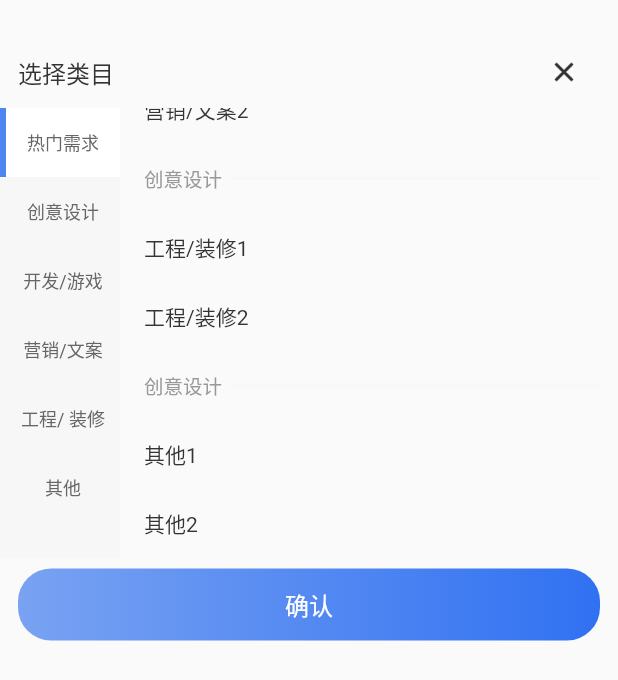
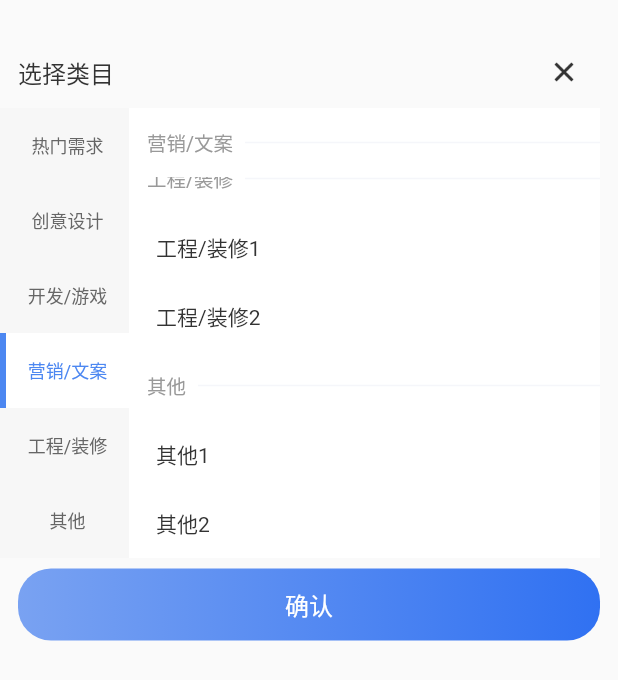
Before and after one commit to songxing10000/myflutter, a Flutter app: the SelectCategorySheet widget shown alone on an empty page, opened directly, scrolled down 620 dp, on a phone screen of 412 x 824 dp. Shown: the top 680 px of the screen. Run offline on Flutter 3.47's test engine with Material 2 defaults, Android fonts, the phone set to English and light mode, and no system bars; missing offline and left inert: extended_tabs; Roboto replaces fonts that are missing (PingFangSC-Medium, PingFangSC-Regular).

Commit message:
修改LinkageView 源码 实现了简单的效果

```diff
--- a/lib/SelectCategorySheet.dart
+++ b/lib/SelectCategorySheet.dart
@@ -1,29 +1,7 @@
 import 'package:flutter/material.dart';
+import 'linkage_view.dart';
 
-// ignore: must_be_immutable
 class SelectCategorySheet extends StatefulWidget {
-  List<String> leftStrs = ["热门需求", '创意设计', '开发/游戏', '营销/文案', '工程/ 装修', '其他'];
-  List<Map<String, List<String>>> leftDicts = [
-    {
-      "热门需求": ["热门需求1", "热门需求2"]
-    },
-    {
-      "创意设计": ["LOGO设计", "VI系统设计", "包装设计", "PPT设计"]
-    },
-    {
-      "开发/游戏": ["APP定制开发", "开发/游戏2"]
-    },
-    {
-      "营销/文案": ["营销/文案1", "营销/文案2"]
-    },
-    {
-      "工程/装修": ["工程/装修1", "工程/装修2"]
-    },
-    {
-      "其他": ["其他1", "其他2"]
-    },
-  ];
-  int leftSelectedIdx = 0;
   SelectCategorySheet({Key? key}) : super(key: key);
 
   @override
@@ -31,54 +9,36 @@ class SelectCategorySheet extends StatefulWidget {
 }
 
 class _SelectCategorySheetState extends State<SelectCategorySheet> {
+  late List<BaseItem> myitems;
+  void initState() {
+    super.initState();
+
+    myitems = [
+      BaseItem(isHeader: true, header: "热门需求"),
+      BaseItem(isHeader: false, title: "热门需求1"),
+      BaseItem(isHeader: false, title: "热门需求2"),
+      BaseItem(isHeader: true, header: "创意设计"),
+      BaseItem(isHeader: false, title: "LOGO设计"),
+      BaseItem(isHeader: false, title: "VI系统设计"),
+      BaseItem(isHeader: false, title: "包装设计"),
+      BaseItem(isHeader: false, title: "PPT设计"),
+      BaseItem(isHeader: true, header: "开发/游戏"),
+      BaseItem(isHeader: false, title: "APP定制开发"),
+      BaseItem(isHeader: false, title: "开发/游戏2"),
+      BaseItem(isHeader: true, header: "营销/文案"),
+      BaseItem(isHeader: false, title: "营销/文案1"),
+      BaseItem(isHeader: false, title: "营销/文案2"),
+      BaseItem(isHeader: true, header: "工程/装修"),
+      BaseItem(isHeader: false, title: "工程/装修1"),
+      BaseItem(isHeader: false, title: "工程/装修2"),
+      BaseItem(isHeader: true, header: "其他"),
+      BaseItem(isHeader: false, title: "其他1"),
+      BaseItem(isHeader: false, title: "其他2"),
+    ];
+  }
+
   @override
   Widget build(BuildContext context) {
-    var leftTable = Container(
-      color: Color(0xffF7F7F7),
-      width: 80,
-      child: ListView.builder(
-        itemCount: widget.leftStrs.length,
-        itemBuilder: (context, index) {
-          return InkWell(
-              highlightColor: Colors.transparent, // InkWell不要点击效果
-              splashColor: Colors.transparent, // InkWell不要点击效果
-              onTap: () {
-                setState(() {
-                  widget.leftSelectedIdx = index;
-                });
-              },
-              child: Container(
-                height: 46,
-                child: Row(
-                  children: [
-                    Container(
-                      width: 4,
-                      color: widget.leftSelectedIdx == index
-                          ? Color(0xFF4C87F1)
-                          : Color(0xFFF7F7F7),
-                    ),
-                    Expanded(
-                      child: Container(
-                        color: widget.leftSelectedIdx == index
-                            ? Colors.white
-                            : Color(0xFFF7F7F7),
-                        child: Center(
-                          child: Text(
-                            widget.leftStrs[index],
-                            style: TextStyle(
-                                fontFamily: 'PingFangSC-Regular',
-                                fontSize: 12,
-                                color: Color(0xFF666666)),
-                          ),
-                        ),
-                      ),
-                    )
-                  ],
-                ),
-              ));
-        },
-      ),
-    );
     var titleRow = Row(
       children: [
         SizedBox(
@@ -133,6 +93,7 @@ class _SelectCategorySheetState extends State<SelectCategorySheet> {
     var bottomSafeAerawHeightView = Container(
       height: MediaQuery.of(context).padding.bottom,
     );
+
     return Padding(
         padding: const EdgeInsets.fromLTRB(0, 24, 12, 0),
         child: Column(
@@ -140,72 +101,107 @@ class _SelectCategorySheetState extends State<SelectCategorySheet> {
             crossAxisAlignment: CrossAxisAlignment.stretch,
             children: [
               titleRow,
-              Container(
-                height: 300,
-                child: Row(children: [
-                  leftTable,
-                  Expanded(
-                    flex: 1,
+              LinkageView(
+                items: myitems,
+                duration: 500,
+                isNeedStick: true,
+                itemHeadHeight: 46,
+                itemHeight: 46,
+                itemBuilder: (content, index, item) {
+                  if (item.isHeader) {
+                    return Container(
                       child: Container(
-                      padding: EdgeInsets.fromLTRB(16, 0, 0, 0),
-                      child: ListView.builder(
-                          itemCount: widget.leftDicts.length,
-                          itemBuilder: (context, index) {
-                            var rightTitleRow = Container(
-                              height: 46,
+                          alignment: Alignment.centerLeft,
+                          color: Colors.white,
                           child: Row(
                             children: [
-                                  Text(
-                                    '创意设计',
+                              SizedBox(width: 12),
+                              Text(item.header!,
                                   style: TextStyle(
                                       fontFamily: 'PingFangSC-Regular',
                                       fontSize: 13,
-                                        color: Color(0xFF999999)),
-                                  ),
-                                  SizedBox(
-                                    width: 8,
-                                  ),
+                                      color: Color(0xFF999999))),
+                              SizedBox(width: 8),
                               Expanded(
                                 child: Container(
                                   height: 1,
-                                      color: Color(0xffF5F6FA),
+                                  color: Color(0xFFF5F6FA),
                                 ),
-                                  ),
+                              )
                             ],
-                              ),
+                          )),
                     );
-                            List<Container> texs = [];
-                            widget.leftDicts[index].forEach((key, value) {
-                              value.forEach((element) {
-                                Container text = Container(
+                  } else {
+                    return Container(
                         alignment: Alignment.centerLeft,
-                                    height: 46,
-                                    child: Text(
-                                      element,
+                        padding: const EdgeInsets.all(8),
+                        color: Colors.white,
+                        child: Row(children: [
+                          SizedBox(width: 10),
+                          Text(item.title!,
                               style: TextStyle(
                                   fontFamily: 'PingFangSC-Regular',
                                   fontSize: 14,
-                                          color: Color(0xFF333333)),
+                                  color: Color(0xFF333333)))
+                        ]));
+                  }
+                },
+                groupItemBuilder: (content, index, item) {
+                  return Container(
+                      height: 46,
+                      color: item.isSelect ? Colors.white : Color(0xffF7F7F7),
+                      child: Row(
+                        children: [
+                          Container(
+                              width: 4,
+                              color: item.isSelect
+                                  ? Color(0xFF4C87F1)
+                                  : Color(0xffF7F7F7)),
+                          Expanded(
+                              child: Container(
+                            alignment: Alignment.center,
+                            child: Text(
+                              item.header!,
+                              style: TextStyle(
+                                  fontFamily: item.isSelect
+                                      ? 'PingFangSC-Medium'
+                                      : 'PingFangSC-Regular',
+                                  fontSize: 12,
+                                  color: item.isSelect
+                                      ? Color(0xFF4C87F1)
+                                      : Color(0xFF666666)),
+                            ),
+                          )),
+                        ],
                       ));
-                                texs.add(text);
-                              });
-                            });
-
-                            return Column(
+                },
+                onGroupItemTap: (content, index, item) {
+                  print("tab is ${item.header} click");
+                },
+                headerBuilder: (content, item) {
+                  return Container(
+                    child: Container(
+                        alignment: Alignment.centerLeft,
+                        color: Colors.white,
+                        child: Row(
                           children: [
-                                rightTitleRow,
-                                ListView(
-                                  physics:
-                                      NeverScrollableScrollPhysics(), // 禁止滚动
-                                  shrinkWrap: true,
-                                  children: texs,
+                            SizedBox(width: 12),
+                            Text(item.header!,
+                                style: TextStyle(
+                                    fontFamily: 'PingFangSC-Regular',
+                                    fontSize: 13,
+                                    color: Color(0xFF999999))),
+                            SizedBox(width: 8),
+                            Expanded(
+                              child: Container(
+                                height: 1,
+                                color: Color(0xFFF5F6FA),
+                              ),
                             )
                           ],
+                        )),
                   );
-                          }),
-                    ),
-                  )
-                ]),
+                },
               ),
               sureBtnView,
               bottomSafeAerawHeightView,
--- /dev/null
+++ b/lib/linkage_view.dart
@@ -0,0 +1,343 @@
+import 'package:flutter/cupertino.dart';
+import 'package:flutter/material.dart';
+
+typedef Widget GetHearWidget<M extends BaseItem>(BuildContext context, M item);
+typedef Widget GetGeneralItem<M extends BaseItem>(
+    BuildContext context, int index, M item);
+typedef Widget GetGroupItem<M extends BaseItem>(
+    BuildContext context, int index, M item);
+typedef void OnGroupItemTap<M extends BaseItem>(
+    BuildContext context, int index, M item);
+
+class BaseItem {
+  bool isHeader;
+  String? header = '';
+  bool isSelect = false;
+  String? title = '';
+  dynamic info = null;
+  int index = 0;
+
+  BaseItem({required this.isHeader, this.header, this.info, this.title});
+}
+
+class LinkageView extends StatefulWidget {
+  final double itemHeadHeight;
+  final double itemHeight;
+  final double itemGroupHeight;
+
+  final List<BaseItem> items;
+  final GetGroupItem itemBuilder;
+  final GetGeneralItem groupItemBuilder;
+  final GetHearWidget headerBuilder;
+  final OnGroupItemTap onGroupItemTap;
+  final int duration;
+  final bool isNeedStick;
+  final Curve curve;
+  final List<BaseItem> groups = [];
+
+  LinkageView(
+      {required this.items,
+      required this.itemBuilder,
+      required this.groupItemBuilder,
+      required this.headerBuilder,
+      required this.onGroupItemTap,
+      this.isNeedStick = true,
+      this.curve = Curves.linear,
+      this.itemHeadHeight = 30,
+      this.itemHeight = 50,
+      this.itemGroupHeight = 50,
+      required this.duration}) {
+    for (var i = 0; i < items.length; i++) {
+      items[i]
+        ..index = i
+        ..isSelect = false;
+      if (items[i].isHeader) {
+        groups.add(items[i]);
+      }
+    }
+  }
+
+  @override
+  _LinkageViewState createState() => _LinkageViewState();
+}
+
+class _LinkageViewState extends State<LinkageView> {
+  bool selected = false;
+  int selectIndex = 0;
+  bool showTopHeader = false;
+  double headerOffset = 0.0;
+  BaseItem? headerStr = null;
+  double beforeScroll = 0.0;
+  VoidCallback? callback;
+  ScrollController? scrollController;
+  ScrollController? groupScrollController;
+  Size? containerSize;
+  @override
+  void initState() {
+    super.initState();
+    init();
+  }
+
+  void dispose() {
+    super.dispose();
+    if (callback != null) {
+      scrollController?.removeListener(callback!);
+    }
+  }
+
+  GlobalKey _containerKey = GlobalKey();
+  _onBuildCompleted(Duration timestamp) {
+    RenderObject? containerRenderBox =
+        _containerKey.currentContext?.findRenderObject();
+    if (containerRenderBox != null) {
+      if (containerRenderBox is RenderBox) {
+        containerSize = containerRenderBox.size;
+      }
+    }
+  }
+
+  Widget groupItem(BuildContext context, int index) {
+    BaseItem item = widget.groups[index];
+    return GestureDetector(
+      onTap: () {
+        print("$index tap");
+        if (mounted) {
+          setState(() {});
+          widget.onGroupItemTap(context, index, widget.groups[index]);
+          selectIndex = index;
+          double tempLength = 0.0;
+          for (var i = 0; i < widget.groups[index].index; i++) {
+            double currentHeight = widget.items[i].isHeader
+                ? widget.itemHeadHeight
+                : widget.itemHeight;
+            tempLength += currentHeight;
+          }
+          selected = true;
+          scrollController
+              ?.animateTo(tempLength,
+                  duration: Duration(milliseconds: widget.duration),
+                  curve: Curves.linear)
+              .whenComplete(() {
+            selected = false;
+            print("异步任务处理完成");
+          });
+        }
+      },
+      child: Container(
+        child: widget.groupItemBuilder(context, index, item),
+        height: widget.itemGroupHeight,
+      ),
+    );
+  }
+
+  Widget generalItem(BuildContext context, int index) {
+    BaseItem item = widget.items[index];
+    if (item.isHeader) {
+      return Container(
+        child: widget.itemBuilder(context, index, item),
+        height: widget.itemHeadHeight,
+      );
+    } else {
+      return Container(
+        child: widget.itemBuilder(context, index, item),
+        height: widget.itemHeight,
+      );
+    }
+  }
+
+  //初始化控制器和分组
+  init() {
+    if (scrollController == null) {
+      scrollController = ScrollController();
+    }
+    if (groupScrollController == null) {
+      groupScrollController = ScrollController();
+    }
+    headerStr = widget.items.first;
+    if (scrollController != null) {
+      callback = () {
+        double offset2 = scrollController?.offset ?? 0;
+        if (offset2 >= 0) {
+          if (mounted) {
+            setState(() {
+              showTopHeader = true;
+            });
+          }
+        } else {
+          if (mounted) {
+            setState(() {
+              showTopHeader = false;
+            });
+          }
+        }
+        //计算滑动了多少距离了
+        double pixels = scrollController?.position.pixels ?? 0;
+        // print("pixels is $pixels");
+        double tempLength = 0.0;
+        int position = 0;
+        double offset = 0;
+        double currentHeight = 0.0;
+
+        for (var i = 0; i < widget.items.length; i++) {
+          currentHeight = widget.items[i].isHeader
+              ? widget.itemHeadHeight
+              : widget.itemHeight;
+          tempLength += currentHeight;
+          if (widget.items[i].isHeader) {
+            headerStr!.isSelect = false;
+            headerStr = widget.items[i];
+            headerStr!.isSelect = true;
+          }
+          //滚动的大小没有超过最大的item index,那么当前地一个item的下标就是index
+          if (tempLength >= pixels) {
+            position = i;
+            break;
+          }
+        }
+        if (widget.items[position + 1].isHeader) {
+          //如果下一个是header,又刚刚滚定到临界点,那么group往下一个
+          if (tempLength == pixels) {
+            headerStr!.isSelect = false;
+            headerStr = widget.items[position + 1];
+            headerStr!.isSelect = true;
+          }
+          if (mounted) {
+            setState(() {
+              offset = currentHeight - (tempLength - pixels);
+              if (offset - (widget.itemHeight - widget.itemHeadHeight) >= 0) {
+                headerOffset =
+                    -(offset - (widget.itemHeight - widget.itemHeadHeight));
+              }
+            });
+          }
+        } else {
+          if (headerOffset != 0) {
+            if (mounted) {
+              setState(() {
+                headerOffset = 0.0;
+              });
+            }
+          }
+        }
+        // if (!selected) {
+        resetGroupPosition();
+        // }
+      };
+      if (headerStr != null) {
+        headerStr!.isSelect = true;
+      }
+      if (callback != null) {
+        scrollController?.addListener(callback!);
+      }
+    }
+  }
+
+  resetGroupPosition() {
+    if (containerSize != null) {
+      int index = 0;
+      if (!selected) {
+        for (var i = 0; i < widget.groups.length; i++) {
+          if (headerStr == widget.groups[i]) {
+            index = i;
+          }
+        }
+      } else {
+        index = selectIndex;
+      }
+
+      double currentLength = widget.itemGroupHeight * (index + 1);
+      double offset = 0;
+
+      if (containerSize != null &&
+          currentLength > containerSize!.height / 2 &&
+          widget.groups.length * widget.itemGroupHeight >
+              containerSize!.height) {
+        offset = ((currentLength - containerSize!.height / 2) /
+                widget.itemGroupHeight.round()) *
+            widget.itemGroupHeight;
+        if (containerSize != null &&
+            offset + containerSize!.height >
+                widget.groups.length * widget.itemGroupHeight) {
+          offset = widget.groups.length * widget.itemGroupHeight -
+              containerSize!.height;
+        }
+        groupScrollController?.animateTo(offset,
+            duration: Duration(milliseconds: widget.duration),
+            curve: Curves.linear);
+      }
+
+      // if ((currentLength - (widget.itemGroupHeight / 2)) >= containerSize.height / 2 &&
+      //     widget.groups.length * widget.itemGroupHeight > containerSize.height) {
+      //   // offset = (currentLength - (widget.itemGroupHeight / 2)) - containerSize.height / 2;
+      //   if (offset + containerSize.height > widget.groups.length * widget.itemGroupHeight) {
+      //     offset = widget.groups.length * widget.itemGroupHeight - containerSize.height;
+      //   }
+
+      //   groupScrollController.animateTo(offset, duration: Duration(milliseconds: widget.duration), curve: Curves.ease);
+      // }
+      if (containerSize != null &&
+          currentLength <= containerSize!.height / 2 &&
+          offset < widget.itemGroupHeight) {
+        offset = 0;
+        groupScrollController?.animateTo(offset,
+            duration: Duration(milliseconds: widget.duration),
+            curve: Curves.linear);
+      }
+      if (containerSize != null) {
+        print(
+            "currentLength is $currentLength offset is $offset   ${(currentLength - (widget.itemGroupHeight / 2))} ${containerSize!.height / 2}");
+      }
+    }
+  }
+
+  @override
+  Widget build(BuildContext context) {
+    WidgetsBinding.instance.addPostFrameCallback(_onBuildCompleted);
+
+    return Container(
+      height: 300,
+      child: Row(
+        children: <Widget>[
+          Container(
+              width: 86,
+              child: ListView.builder(
+                  key: _containerKey,
+                  padding: EdgeInsets.all(0),
+                  controller: groupScrollController,
+                  physics: BouncingScrollPhysics(),
+                  itemCount: widget.groups.length,
+                  itemBuilder: (BuildContext context, int index) {
+                    return groupItem(context, index);
+                  })),
+          Expanded(
+            child: Stack(children: [
+              ListView.builder(
+                padding: EdgeInsets.all(0),
+                controller: scrollController,
+                physics: BouncingScrollPhysics(),
+                itemCount: widget.items.length,
+                itemBuilder: (BuildContext context, int index) {
+                  return generalItem(context, index);
+                },
+                // separatorBuilder: (context, index) {
+                //   return Divider(
+                //     height: .1,
+                //     indent: 0,
+                //     color: Color(0xFFDDDDDD),
+                //   );
+                // },
+              ),
+              Visibility(
+                visible: widget.isNeedStick ? showTopHeader : false,
+                child: Container(
+                  height: widget.itemHeadHeight,
+                  child: widget.headerBuilder(context, headerStr!),
+                ),
+              )
+            ]),
+          ),
+        ],
+      ),
+    );
+  }
+}
```
Also changed, not shown: pubspec.lock, 1 other file. Lines whose indentation alone changed are shown as unchanged.
